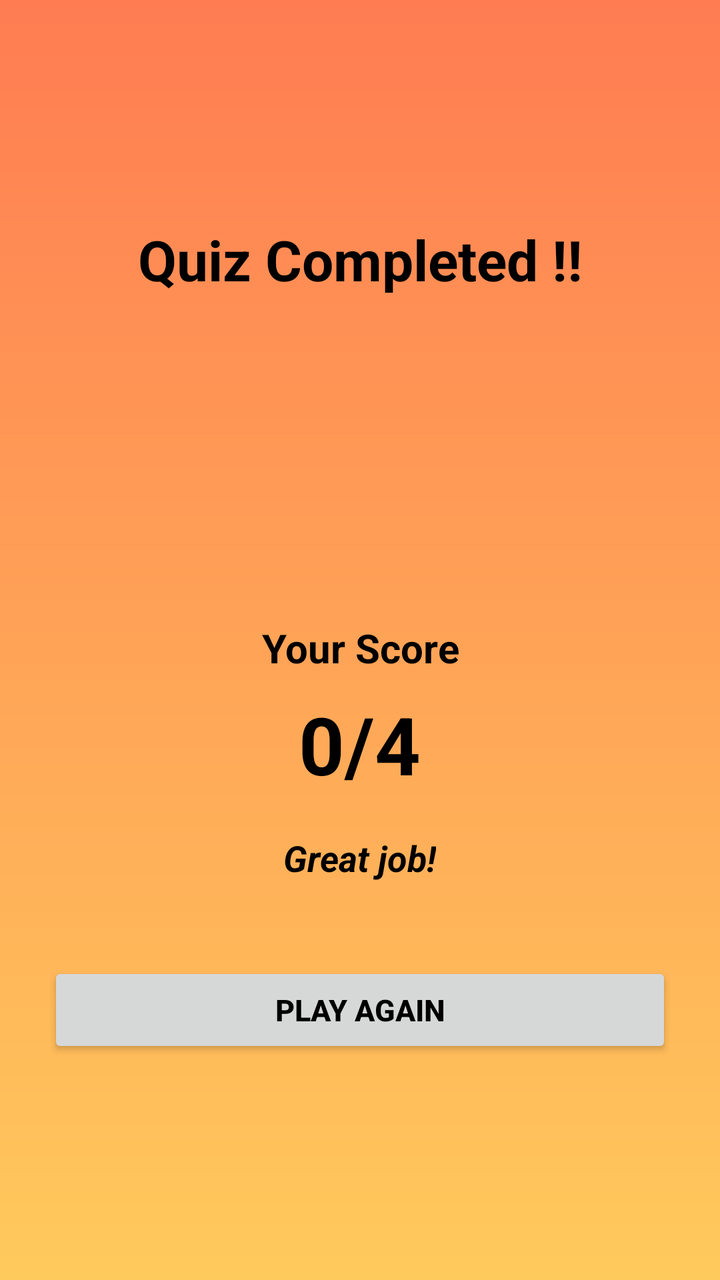
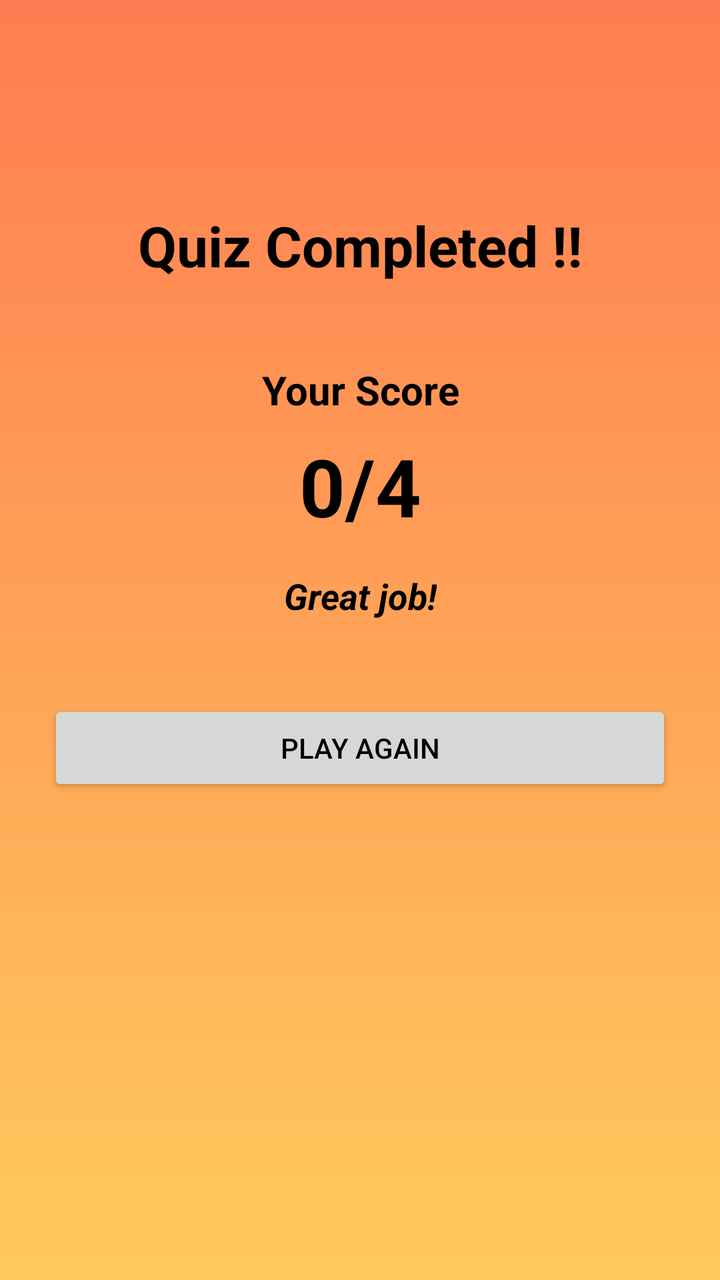

The first picture is an Android layout as it rendered before a commit; the second is the same layout after the commit. The layout source and the unified diff follow.
<!-- AndroidManifest.xml: application theme Theme.QuizApp -->
<!-- res/layout/activity_result.xml -->
<?xml version="1.0" encoding="utf-8"?>
<LinearLayout xmlns:android="http://schemas.android.com/apk/res/android"
    android:orientation="vertical"
    android:layout_width="match_parent"
    android:layout_height="match_parent"
    android:gravity="center"
    android:padding="24dp"
    android:background="@drawable/background">

    <TextView
        android:layout_width="match_parent"
        android:layout_height="wrap_content"
        android:text="Quiz Completed !!"
        android:textSize="28sp"
        android:textStyle="bold"
        android:textColor="@color/black"
        android:textAlignment="center"
        android:layout_marginBottom="150dp"/>

    <TextView
        android:layout_width="match_parent"
        android:layout_height="wrap_content"
        android:layout_marginTop="12dp"
        android:textAlignment="center"
        android:text="Your Score"
        android:textStyle="bold"
        android:textSize="20sp"
        android:textColor="@color/black"/>

    <TextView
        android:id="@+id/scoreText"
        android:layout_width="wrap_content"
        android:layout_height="wrap_content"
        android:layout_marginTop="8dp"
        android:text="0/4"
        android:textSize="40sp"
        android:textColor="@color/black"
        android:textStyle="bold" />

    <TextView
        android:id="@+id/messageText"
        android:layout_width="wrap_content"
        android:layout_height="wrap_content"
        android:layout_marginTop="18dp"
        android:text="Great job!"
        android:textStyle="italic|bold"
        android:textColor="@color/black"
        android:textSize="18sp" />

    <Button
        android:id="@+id/playAgainButton"
        android:layout_width="match_parent"
        android:layout_height="wrap_content"
        android:layout_marginTop="40dp"
        android:textStyle="bold"
        android:textSize="15sp"
        android:textColor="@color/black"
        android:text="PLAY AGAIN" />

</LinearLayout>
<!-- resources referenced by this layout -->
<resources>
  <color name="black">#FF000000</color>
  <!-- drawable background (drawable) -->
  <?xml version="1.0" encoding="utf-8"?>
  <shape xmlns:android="http://schemas.android.com/apk/res/android">
      <gradient
          android:angle="100"
          android:type="linear"
          android:startColor="#FF7C52"
          android:endColor="#FFCA5C"/>
  </shape>
  <style name="Theme.QuizApp" parent="Theme.AppCompat.Light.NoActionBar" />
</resources>

<!-- the commit's change to res/layout/activity_result.xml (unified diff, before → after) -->
@@ -1,31 +1,39 @@
 <?xml version="1.0" encoding="utf-8"?>
-<LinearLayout xmlns:android="http://schemas.android.com/apk/res/android"
-    android:orientation="vertical"
+<androidx.constraintlayout.widget.ConstraintLayout
+    xmlns:android="http://schemas.android.com/apk/res/android"
+    xmlns:app="http://schemas.android.com/apk/res-auto"
     android:layout_width="match_parent"
     android:layout_height="match_parent"
-    android:gravity="center"
     android:padding="24dp"
     android:background="@drawable/background">
 
     <TextView
-        android:layout_width="match_parent"
+        android:id="@+id/quizCompletedText"
+        android:layout_width="wrap_content"
         android:layout_height="wrap_content"
         android:text="Quiz Completed !!"
         android:textSize="28sp"
         android:textStyle="bold"
+        android:textAlignment="center"
         android:textColor="@color/black"
-        android:textAlignment="center"
-        android:layout_marginBottom="150dp"/>
+        app:layout_constraintTop_toTopOf="parent"
+        app:layout_constraintStart_toStartOf="parent"
+        app:layout_constraintEnd_toEndOf="parent"
+        android:layout_marginTop="80dp"/>
 
     <TextView
-        android:layout_width="match_parent"
+        android:id="@+id/yourScoreText"
+        android:layout_width="0dp"
         android:layout_height="wrap_content"
-        android:layout_marginTop="12dp"
+        android:layout_marginTop="40dp"
+        android:text="Your Score"
         android:textAlignment="center"
-        android:text="Your Score"
         android:textStyle="bold"
         android:textSize="20sp"
-        android:textColor="@color/black"/>
+        android:textColor="@color/black"
+        app:layout_constraintTop_toBottomOf="@id/quizCompletedText"
+        app:layout_constraintStart_toStartOf="parent"
+        app:layout_constraintEnd_toEndOf="parent" />
 
     <TextView
         android:id="@+id/scoreText"
@@ -34,27 +42,34 @@
         android:layout_marginTop="8dp"
         android:text="0/4"
         android:textSize="40sp"
+        android:textStyle="bold"
         android:textColor="@color/black"
-        android:textStyle="bold" />
+        app:layout_constraintTop_toBottomOf="@id/yourScoreText"
+        app:layout_constraintStart_toStartOf="parent"
+        app:layout_constraintEnd_toEndOf="parent" />
 
     <TextView
         android:id="@+id/messageText"
         android:layout_width="wrap_content"
         android:layout_height="wrap_content"
-        android:layout_marginTop="18dp"
+        android:layout_marginTop="16dp"
         android:text="Great job!"
         android:textStyle="italic|bold"
+        android:textSize="18sp"
         android:textColor="@color/black"
-        android:textSize="18sp" />
+        app:layout_constraintTop_toBottomOf="@id/scoreText"
+        app:layout_constraintStart_toStartOf="parent"
+        app:layout_constraintEnd_toEndOf="parent" />
 
     <Button
         android:id="@+id/playAgainButton"
-        android:layout_width="match_parent"
+        android:layout_width="0dp"
         android:layout_height="wrap_content"
         android:layout_marginTop="40dp"
-        android:textStyle="bold"
-        android:textSize="15sp"
+        android:text="PLAY AGAIN"
         android:textColor="@color/black"
-        android:text="PLAY AGAIN" />
+        app:layout_constraintTop_toBottomOf="@id/messageText"
+        app:layout_constraintStart_toStartOf="parent"
+        app:layout_constraintEnd_toEndOf="parent" />
 
-</LinearLayout>
+</androidx.constraintlayout.widget.ConstraintLayout>
